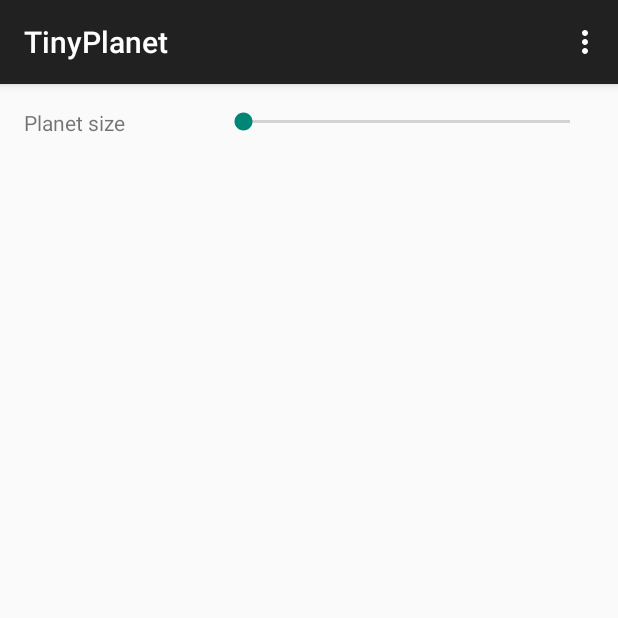
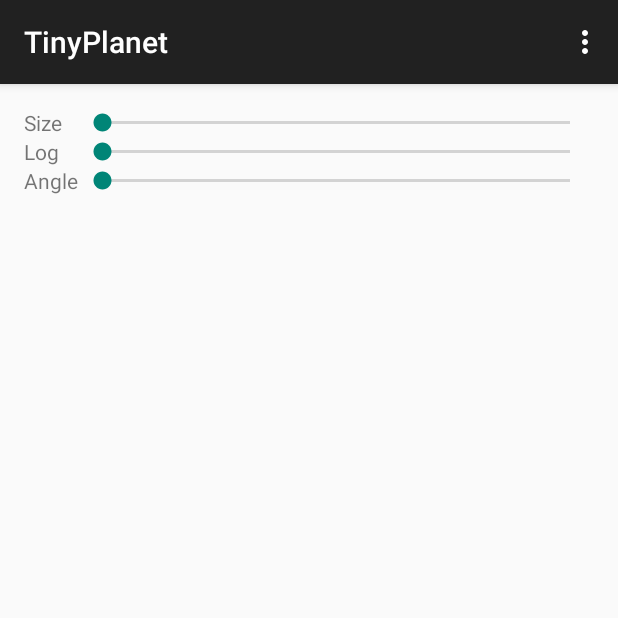
Before and after one commit to hollaus/TinyPlanetMaker, an Android app: the screen it shows after launch (MainActivity), on a phone screen of 412 x 824 dp, the top half of it. Run offline under Robolectric (Android 15) with nearby library versions, the phone set to English and light mode, and no system bars; 11 statements that could not run were skipped.

Commit message:
Added seekbars and seekbar_values.xml for more generic seekbar usage

```diff
--- a/app/src/main/java/org/hofapps/tinyplanet/MainActivityFragment.java
+++ b/app/src/main/java/org/hofapps/tinyplanet/MainActivityFragment.java
@@ -15,6 +15,9 @@
 
     private PlanetChangeCallBack mPlanetChangeCallBacks;
 
+    private static final int ARRAY_MIN_POS = 0;
+    private static final int ARRAY_MAX_POS = 1;
+
     public MainActivityFragment() {
     }
 
@@ -30,10 +33,16 @@
     public void onViewCreated(View view, Bundle savedInstanceState) {
         super.onViewCreated(view, savedInstanceState);
 
+        SeekBar.OnSeekBarChangeListener listener = getSeekBarListener();
+
         SeekBar sizeSeekBar = (SeekBar) view.findViewById(R.id.size_seekBar);
-        SeekBar.OnSeekBarChangeListener listener = getSizeSeekBarListener();
+        sizeSeekBar.setOnSeekBarChangeListener(listener);
 
-        sizeSeekBar.setOnSeekBarChangeListener(listener);
+        SeekBar scaleSeekBar = (SeekBar) view.findViewById(R.id.scale_seekBar);
+        scaleSeekBar.setOnSeekBarChangeListener(listener);
+
+        SeekBar angleSeekBar = (SeekBar) view.findViewById(R.id.angle_seekBar);
+        angleSeekBar.setOnSeekBarChangeListener(listener);
 
     }
 
@@ -56,24 +65,41 @@
     }
 
 
-    private SeekBar.OnSeekBarChangeListener getSizeSeekBarListener() {
+    private SeekBar.OnSeekBarChangeListener getSeekBarListener() {
 
         SeekBar.OnSeekBarChangeListener l = new SeekBar.OnSeekBarChangeListener() {
             @Override
             public void onProgressChanged(SeekBar seekBar, int i, boolean b) {
-                mPlanetChangeCallBacks.onSizeChange(i);
+
+                int id = seekBar.getId();
+
+                int value;
+
+                if (id == R.id.size_seekBar) {
+
+                    value = getSeekBarValue(R.array.size_seekbar_values, i);
+                    mPlanetChangeCallBacks.onSizeChange(value);
+                }
+                else if (id == R.id.scale_seekBar) {
+
+                    value = getSeekBarValue(R.array.scale_seekbar_values, i);
+                    mPlanetChangeCallBacks.onScaleChange(value);
+
+                }
+                else if (id == R.id.angle_seekBar) {
+
+                    value = getSeekBarValue(R.array.angle_seekbar_values, i);
+                    mPlanetChangeCallBacks.onAngleChange(value);
+
+                }
             }
 
             @Override
             public void onStartTrackingTouch(SeekBar seekBar) {
-//                mPlanetChangeCallBacks.onSizeChange();
-
             }
 
             @Override
             public void onStopTrackingTouch(SeekBar seekBar) {
-//                mPlanetChangeCallBacks.onSizeChange();
-
             }
         };
 
@@ -81,11 +107,53 @@
 
     }
 
+    private int getSeekBarValue(int seekBarId, int pos) {
+
+        int value;
+
+        int[] array = getResources().getIntArray(seekBarId);
+
+        value = (int) (pos * (array[ARRAY_MAX_POS] - array[ARRAY_MIN_POS])) / 100;
+
+        return value;
+
+    }
+
+//    private SeekBar.OnSeekBarChangeListener getScaleSeekBarListener() {
+//
+//        SeekBar.OnSeekBarChangeListener l = new SeekBar.OnSeekBarChangeListener() {
+//            @Override
+//            public void onProgressChanged(SeekBar seekBar, int i, boolean b) {
+//
+//                int sId = seekBar.getId();
+//                int scaleId = R.id.scale_seekBar;
+//
+//                mPlanetChangeCallBacks.onScaleChange(i);
+//            }
+//
+//            @Override
+//            public void onStartTrackingTouch(SeekBar seekBar) {
+////                mPlanetChangeCallBacks.onSizeChange();
+//
+//            }
+//
+//            @Override
+//            public void onStopTrackingTouch(SeekBar seekBar) {
+////                mPlanetChangeCallBacks.onSizeChange();
+//
+//            }
+//        };
+//
+//        return l;
+//
+//    }
+
 
     public static interface PlanetChangeCallBack {
 
         void onSizeChange(int size);
-
+        void onScaleChange(int scale);
+        void onAngleChange(int angle);
     }
 
 
--- a/app/src/main/java/org/hofapps/tinyplanet/PlanetMaker.java
+++ b/app/src/main/java/org/hofapps/tinyplanet/PlanetMaker.java
@@ -10,10 +10,12 @@
  */
 public class PlanetMaker {
 
+    private static final double DEG2RAD = 0.017453292519943;
+
     private Mat inputImage, planetImage;
     private NativeWrapper nativeWrapper;
     private int outputSize;
-    private double size;
+    private double size, scale, angle;
 
     public PlanetMaker(Mat inputImage, NativeWrapper nativeWrapper,int outputSize) {
 
@@ -38,9 +40,23 @@
 
     }
 
+    public void setScale(double scale) {
+
+        this.scale = scale;
+        updatePlanet();
+
+    }
+
+    public void setAngle(double angle) {
+
+        this.angle = angle;
+        updatePlanet();
+
+    }
+
     private void updatePlanet() {
 
-        nativeWrapper.logPolar(inputImage, planetImage, inputImage.width() * 0.5f, inputImage.height() * 0.5f, size, 300, 0);
+        nativeWrapper.logPolar(inputImage, planetImage, inputImage.width() * 0.5f, inputImage.height() * 0.5f, size, scale, angle * DEG2RAD);
 
     }
 
--- a/app/src/main/res/layout/fragment_main.xml
+++ b/app/src/main/res/layout/fragment_main.xml
@@ -14,21 +14,60 @@
         android:id="@+id/imageView"
         android:layout_centerHorizontal="true"
         />
-    <TextView android:text="@string/hello_world"
-        android:layout_width="0dp"
+
+    <TableLayout
+        android:layout_width="match_parent"
         android:layout_height="wrap_content"
-        android:id="@+id/size_textView"
-        android:layout_alignParentLeft="true"
-        android:layout_toLeftOf="@+id/size_seekBar"
         android:layout_below="@id/imageView"
-        />
-    <SeekBar
-        android:layout_width="250dp"
-        android:layout_height="wrap_content"
-        android:id="@+id/size_seekBar"
-        android:layout_below="@id/imageView"
-        android:layout_alignParentRight="true"
+        android:layout_centerHorizontal="true"
+        >
+        <TableRow>
+           <TextView
+                android:text="@string/hello_world"
+                android:id="@+id/size_textView"
+                android:gravity="bottom"
+                android:layout_gravity="center_vertical"
+                />
+            <SeekBar
+                android:id="@+id/size_seekBar"
+                android:layout_gravity="center_vertical"
+                android:layout_weight="1"
 
-        />
+                />
+        </TableRow>
+
+        <TableRow>
+            <TextView
+                android:text="Log"
+                android:id="@+id/scale_textView"
+                android:gravity="bottom"
+                android:layout_gravity="center_vertical"
+                />
+            <SeekBar
+                android:id="@+id/scale_seekBar"
+                android:layout_gravity="center_vertical"
+                android:layout_weight="1"
+                />
+        </TableRow>
+
+        <TableRow>
+            <TextView
+                android:text="Angle"
+                android:id="@+id/angle_textView"
+                android:gravity="bottom"
+                android:layout_gravity="center_vertical"
+                />
+            <SeekBar
+                android:id="@+id/angle_seekBar"
+                android:layout_gravity="center_vertical"
+                android:layout_weight="1"
+                />
+        </TableRow>
+
+    </TableLayout>
 
 </RelativeLayout>
+
+<!--
+        android:layout_toLeftOf="@+id/size_seekBar"
+-->
--- /dev/null
+++ b/app/src/main/res/values/seekbar_values.xml
@@ -0,0 +1,19 @@
+<?xml version="1.0" encoding="utf-8"?>
+<resources>
+
+    <integer-array name="size_seekbar_values">
+        <item>0</item>
+        <item>5000</item>
+    </integer-array>
+
+    <integer-array name="scale_seekbar_values">
+        <item>0</item>
+        <item>8000</item>
+    </integer-array>
+
+    <integer-array name="angle_seekbar_values">
+        <item>0</item>
+        <item>360</item>
+    </integer-array>
+
+</resources>
--- a/app/src/main/res/values/strings.xml
+++ b/app/src/main/res/values/strings.xml
@@ -1,5 +1,5 @@
 <resources>
     <string name="app_name">TinyPlanet</string>
-    <string name="hello_world">Planet size</string>
+    <string name="hello_world">Size</string>
     <string name="action_settings">Settings</string>
 </resources>
```
Also changed, not shown: app/src/main/java/org/hofapps/tinyplanet/MainActivity.java (+17 -34 lines), 1 other file.
